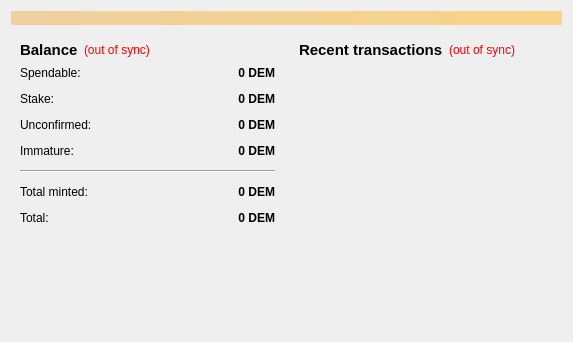
Above: src/qt/forms/overviewpage.ui from bayerman-rol/eMark before the change. Below: the same form after it.
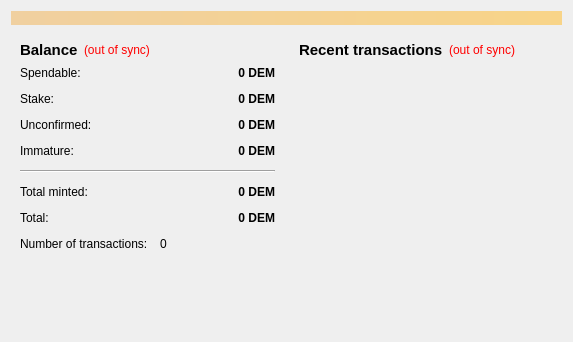
That is the form after the change.

Commit message: add "Number of transactions"

```diff
--- a/src/qt/forms/overviewpage.ui
+++ b/src/qt/forms/overviewpage.ui
@@ -292,6 +292,23 @@
               </property>
              </widget>
             </item>
+           <item row="7" column="0">
+            <widget class="QLabel" name="label_NumTransactionsText">
+             <property name="text">
+              <string>Number of transactions:</string>
+             </property>
+            </widget>
+           </item>
+           <item row="7" column="1">
+            <widget class="QLabel" name="labelNumTransactions">
+             <property name="toolTip">
+              <string>Total number of transactions in wallet</string>
+             </property>
+             <property name="text">
+              <string notr="true">0</string>
+             </property>
+            </widget>
+           </item>
            </layout>
           </item>
          </layout>
```
The commit also changes 4 other files.
